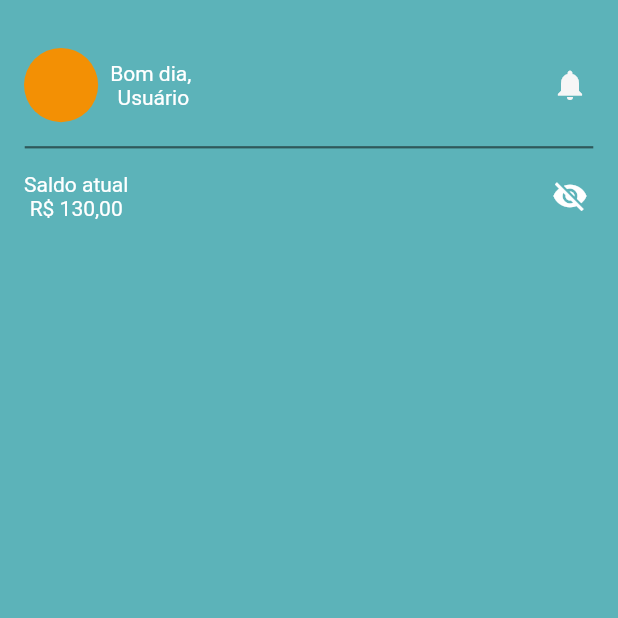
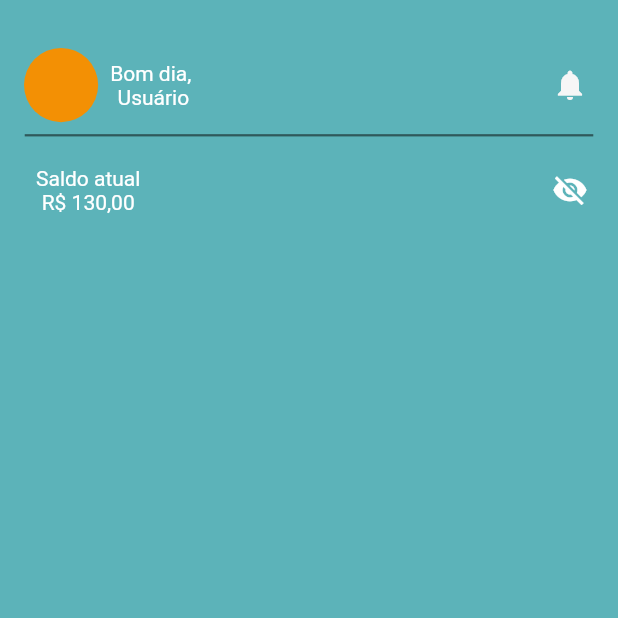
Before and after one commit to proz-tecnologia/PIT01GP07, a Flutter app: the screen it shows after launch, on a phone screen of 412 x 824 dp, the top half of it. Run offline on Flutter 3.47's test engine with Material 2 defaults, Android fonts, the phone set to English and light mode, and no system bars; our stand-ins replace google_fonts; Roboto replaces fonts that are missing (Inder).

Commit message:
Update alignment

```diff
--- a/lib/pages/homescreen/homescreen.dart
+++ b/lib/pages/homescreen/homescreen.dart
@@ -1,7 +1,7 @@
 import 'package:flutter/material.dart';
 
 import '../../widgets/profile_bar/profilebar.dart';
-import '../cash_balance_bar/cash_balance_bar.dart';
+import '../../widgets/cash_balance_bar/cash_balance_bar.dart';
 
 class HomeScreen extends StatefulWidget {
   const HomeScreen({super.key});
@@ -16,17 +16,12 @@ class _HomeScreenState extends State<HomeScreen> {
     return Scaffold(
       body: SingleChildScrollView(
         child: Column(
-          children: [
-            const SizedBox(
+          children: const [
+            SizedBox(
               height: 16.0,
             ),
-            const ProfileBar(),
-            Container(
-              color: const Color(0xff2f595b),
-              height: 1.5,
-              width: MediaQuery.of(context).size.width * 0.92,
-            ),
-            const CashBalanceBar(),
+            ProfileBar(),
+            CashBalanceBar(),
           ],
         ),
       ),
--- a/lib/pages/cash_balance_bar/cash_balance_bar.dart
+++ b/lib/widgets/cash_balance_bar/cash_balance_bar.dart
@@ -17,12 +17,13 @@ class _CashBalanceBarState extends State<CashBalanceBar> {
   @override
   Widget build(BuildContext context) {
     return Padding(
-      padding: const EdgeInsets.all(8.0),
+      padding:
+          const EdgeInsets.only(left: 8.0, top: 4.0, right: 8.0, bottom: 4.0),
       child: Row(
         mainAxisAlignment: MainAxisAlignment.spaceBetween,
         children: [
           Padding(
-            padding: const EdgeInsets.all(8.0),
+            padding: const EdgeInsets.only(left: 16.0),
             child: Column(
               children: [
                 const Text(
--- a/lib/widgets/profile_bar/profilebar.dart
+++ b/lib/widgets/profile_bar/profilebar.dart
@@ -10,7 +10,9 @@ class ProfileBar extends StatelessWidget {
   Widget build(BuildContext context) {
     return Padding(
       padding: const EdgeInsets.all(8.0),
-      child: Row(
+      child: Column(
+        children: [
+          Row(
             mainAxisAlignment: MainAxisAlignment.spaceBetween,
             children: [
               const UserPhoto(),
@@ -36,6 +38,13 @@ class ProfileBar extends StatelessWidget {
               ),
             ],
           ),
+          Container(
+            color: const Color(0xff2f595b),
+            height: 1.5,
+            width: MediaQuery.of(context).size.width * 0.92,
+          ),
+        ],
+      ),
     );
   }
 }
```
Also changed, not shown: lib/widgets/appbar/appbar.dart (deleted, +0 -47 lines). Lines whose indentation alone changed are shown as unchanged.
